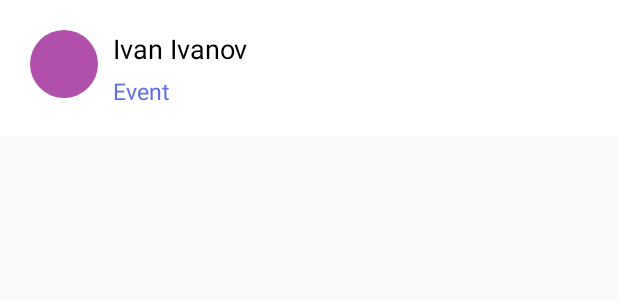
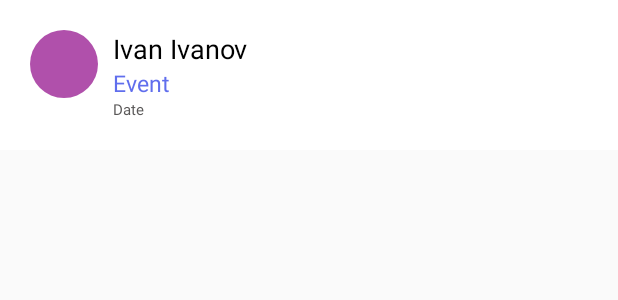
Before and after one commit to Dem-xBitly/Event, an Android app: the layout item_invite_notifications.xml on its own in the app's theme, with its tools: preview values and no code run, on a phone screen of 412 x 824 dp. Shown: the top 300 px of the screen. Run offline under Robolectric (Android 15) with nearby library versions, the phone set to English and light mode, and no system bars; Roboto replaces fonts that are not available here.

Commit message:
Уведомления о приглашениях в процессе

```diff
--- a/app/src/main/java/dem/xbitly/eventplatform/bottomnav/notifications/NotificationsFragment.java
+++ b/app/src/main/java/dem/xbitly/eventplatform/bottomnav/notifications/NotificationsFragment.java
@@ -32,7 +32,6 @@ import dem.xbitly.eventplatform.databinding.FragmentNotificationsBinding;
 public class NotificationsFragment extends Fragment {
 
     private NotificationsViewModel messengerViewModel;
-    private FragmentNotificationsBinding binding;
 
     private NotificationAdapter adapter;
 
@@ -44,7 +43,6 @@ public class NotificationsFragment extends Fragment {
         messengerViewModel =
                 new ViewModelProvider(this).get(NotificationsViewModel.class);
         View root = inflater.inflate(R.layout.fragment_notifications, container, false);
-//        binding = FragmentNotificationsBinding.inflate(getLayoutInflater());
         recView = root.findViewById(R.id.notifications_recView);
         recView.setLayoutManager(new LinearLayoutManager(getContext()));
 
--- a/app/src/main/res/layout/item_invite_notifications.xml
+++ b/app/src/main/res/layout/item_invite_notifications.xml
@@ -30,11 +30,21 @@
         android:id="@+id/event_name"
         tools:text="Event"
         android:layout_below="@+id/from"
-        android:layout_marginTop="5dp"
         android:layout_toEndOf="@+id/profile_image"
         android:textSize="15sp"
         android:layout_marginStart="10dp"
         android:textColor="#606EED"/>
+
+    <TextView
+        android:layout_width="wrap_content"
+        android:layout_height="wrap_content"
+        tools:text="Date"
+        android:id="@+id/time_ago"
+        android:layout_below="@id/event_name"
+        android:layout_toEndOf="@id/profile_image"
+        android:layout_marginStart="10dp"
+        android:textSize="10sp"
+        android:textColor="#5A5858"/>
 
 
 <!--    <Button-->
```
Also changed, not shown: app/src/main/java/dem/xbitly/eventplatform/bottomnav/notifications/Notification.java (+2 -15 lines), app/src/main/java/dem/xbitly/eventplatform/bottomnav/notifications/NotificationAdapter.java (+21 -1 lines), app/src/main/java/dem/xbitly/eventplatform/users/UsersInvitationActivity.java (+10 -0 lines).
